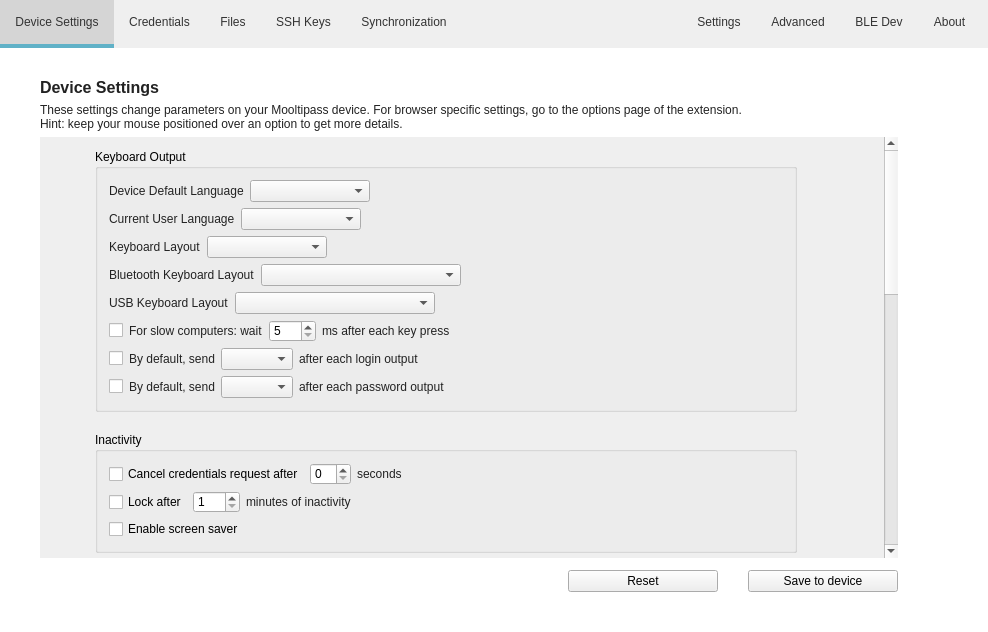
Old version of the form src/MainWindow.ui in the repository mooltipass/moolticute.
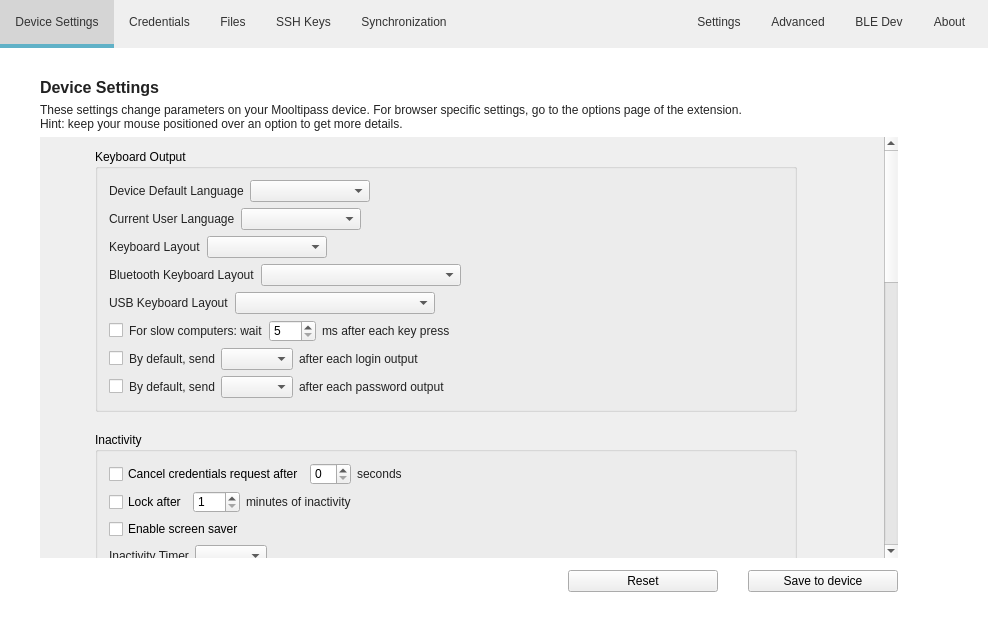
New version of the form. The open tabs and pages were chosen to show the change. Icons and pictures are not drawn. Custom widgets are drawn as their Qt base class.

Commit message:
[BLE] Add new device settings on MC side
SETTINGS_DISABLE_BLE_ON_CARD_REMOVE, SETTINGS_DISABLE_BLE_ON_LOCK , SETTINGS_NB_20MINS_TICKS_FOR_LOCK, SETTINGS_SWITCH_OFF_AFTER_USB_DISC

```diff
--- a/src/MainWindow.ui
+++ b/src/MainWindow.ui
@@ -1128,6 +1128,50 @@
                  </property>
                 </widget>
                </item>
+               <item>
+                <widget class="QWidget" name="setting_ble_inactivity_lock" native="true">
+                 <layout class="QHBoxLayout" name="horizontalLayout_57">
+                  <property name="spacing">
+                   <number>6</number>
+                  </property>
+                  <property name="leftMargin">
+                   <number>0</number>
+                  </property>
+                  <property name="topMargin">
+                   <number>0</number>
+                  </property>
+                  <property name="rightMargin">
+                   <number>0</number>
+                  </property>
+                  <property name="bottomMargin">
+                   <number>0</number>
+                  </property>
+                  <item>
+                   <widget class="QLabel" name="label_InactivityTimer">
+                    <property name="text">
+                     <string>Inactivity Timer</string>
+                    </property>
+                   </widget>
+                  </item>
+                  <item>
+                   <widget class="QComboBox" name="comboBoxInactivityTimer"/>
+                  </item>
+                  <item>
+                   <spacer name="horizontalSpacer_53">
+                    <property name="orientation">
+                     <enum>Qt::Horizontal</enum>
+                    </property>
+                    <property name="sizeHint" stdset="0">
+                     <size>
+                      <width>40</width>
+                      <height>20</height>
+                     </size>
+                    </property>
+                   </spacer>
+                  </item>
+                 </layout>
+                </widget>
+               </item>
               </layout>
              </widget>
             </item>
@@ -1466,6 +1510,27 @@
                  </property>
                 </widget>
                </item>
+               <item>
+                <widget class="QCheckBox" name="checkBoxSwitchOffUSBDisc">
+                 <property name="text">
+                  <string>Switch off device after USB Disconnection</string>
+                 </property>
+                </widget>
+               </item>
+               <item>
+                <widget class="QCheckBox" name="checkBoxDisableBleOnCardRemove">
+                 <property name="text">
+                  <string>Disable BLE on card removed</string>
+                 </property>
+                </widget>
+               </item>
+               <item>
+                <widget class="QCheckBox" name="checkBoxDisableBleOnLock">
+                 <property name="text">
+                  <string>Disable BLE on device lock</string>
+                 </property>
+                </widget>
+               </item>
               </layout>
              </widget>
             </item>
```
The commit also changes 8 other files.
